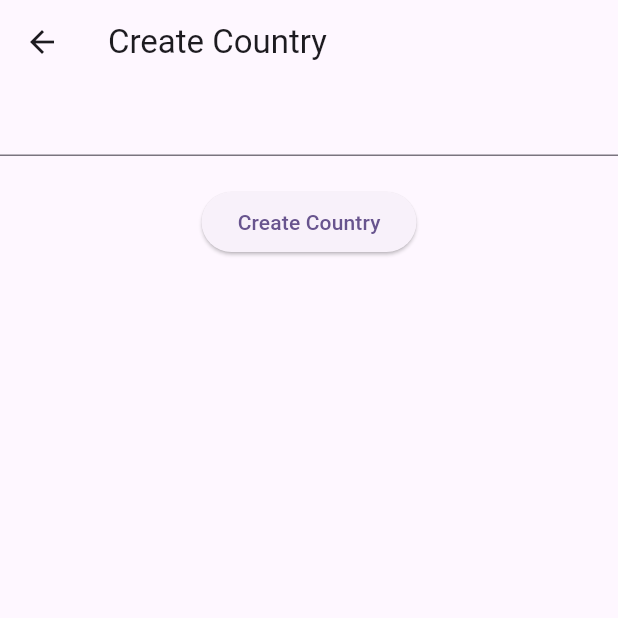
After one commit to MuhammadAliKust/Flutter-B6-V2, a Flutter app: the screen it shows after launch, after a tap on the "add" icon, on a phone screen of 412 x 824 dp, the top half of it. The commit adds this screen. Run offline on Flutter 3.47's test engine with Material 3 defaults, Android fonts, the phone set to English and light mode, and no system bars; our stand-ins replace cloud_firestore, firebase_auth, firebase_core; accounts and stored records are empty.

Commit message:
Country City Done

```diff
--- a/lib/main.dart
+++ b/lib/main.dart
@@ -1,5 +1,6 @@
 import 'package:firebase_core/firebase_core.dart';
 import 'package:flutter/material.dart';
+import 'package:flutter_b6_v2/views/country/get_countries.dart';
 import 'package:flutter_b6_v2/views/create_task.dart';
 import 'package:flutter_b6_v2/views/get_all_task.dart';
 import 'package:flutter_b6_v2/views/login.dart';
@@ -37,7 +38,7 @@ class MyApp extends StatelessWidget {
         colorScheme: ColorScheme.fromSeed(seedColor: Colors.deepPurple),
         useMaterial3: true,
       ),
-      home: LoginView(),
+      home: GetAllCountries(),
     );
   }
 }
--- /dev/null
+++ b/lib/models/country.dart
@@ -0,0 +1,30 @@
+// To parse this JSON data, do
+//
+//     final countryModel = countryModelFromJson(jsonString);
+
+import 'dart:convert';
+
+
+class CountryModel {
+  final String? docId;
+  final String? name;
+  final int? createdAt;
+
+  CountryModel({
+    this.docId,
+    this.name,
+    this.createdAt,
+  });
+
+  factory CountryModel.fromJson(Map<String, dynamic> json) => CountryModel(
+    docId: json["docID"],
+    name: json["name"],
+    createdAt: json["createdAt"],
+  );
+
+  Map<String, dynamic> toJson(String countryID) => {
+    "docID": countryID,
+    "name": name,
+    "createdAt": createdAt,
+  };
+}
--- /dev/null
+++ b/lib/services/country.dart
@@ -0,0 +1,40 @@
+import 'package:cloud_firestore/cloud_firestore.dart';
+import 'package:flutter_b6_v2/models/country.dart';
+
+class CountryServices {
+  String country = "countryCollection";
+
+  ///Create Country
+  Future createCountry(CountryModel model) async {
+    DocumentReference documentReference =
+        FirebaseFirestore.instance.collection(country).doc();
+    return await FirebaseFirestore.instance
+        .collection(country)
+        .doc(documentReference.id)
+        .set(model.toJson(documentReference.id));
+  }
+
+  ///Get All Countries
+  Stream<List<CountryModel>> getAllCountries() {
+    return FirebaseFirestore.instance.collection(country).snapshots().map(
+        (taskList) => taskList.docs
+            .map((taskModel) => CountryModel.fromJson(taskModel.data()))
+            .toList());
+  }
+
+  ///Update Country
+  Future updateCountry(CountryModel model) async {
+    return await FirebaseFirestore.instance
+        .collection(country)
+        .doc(model.docId)
+        .update({'name': model.name});
+  }
+
+  ///Delete Country
+  Future deleteCountry(String docID) async {
+    return await FirebaseFirestore.instance
+        .collection(country)
+        .doc(docID)
+        .delete();
+  }
+}
--- /dev/null
+++ b/lib/views/country/create_country.dart
@@ -0,0 +1,85 @@
+import 'package:firebase_auth/firebase_auth.dart';
+import 'package:flutter/material.dart';
+import 'package:flutter_b6_v2/models/country.dart';
+import 'package:flutter_b6_v2/models/task.dart';
+import 'package:flutter_b6_v2/services/country.dart';
+import 'package:flutter_b6_v2/services/task.dart';
+
+class CreateCountryView extends StatefulWidget {
+  CreateCountryView({super.key});
+
+  @override
+  State<CreateCountryView> createState() => _CreateCountryViewState();
+}
+
+class _CreateCountryViewState extends State<CreateCountryView> {
+  TextEditingController nameController = TextEditingController();
+
+  bool isLoading = false;
+
+  @override
+  Widget build(BuildContext context) {
+    return Scaffold(
+      appBar: AppBar(
+        title: Text("Create Country"),
+      ),
+      body: Column(
+        children: [
+          TextField(
+            controller: nameController,
+          ),
+          SizedBox(
+            height: 20,
+          ),
+          isLoading
+              ? Center(
+                  child: CircularProgressIndicator(),
+                )
+              : ElevatedButton(
+                  onPressed: () async {
+                    if (nameController.text.isEmpty) {
+                      ScaffoldMessenger.of(context).showSnackBar(
+                          SnackBar(content: Text("Name cannot be empty.")));
+                      return;
+                    }
+                    try {
+                      isLoading = true;
+                      setState(() {});
+                      await CountryServices()
+                          .createCountry(CountryModel(
+                              name: nameController.text,
+                              createdAt: DateTime.now().millisecondsSinceEpoch))
+                          .then((val) {
+                        isLoading = false;
+                        setState(() {});
+                        showDialog(
+                            context: context,
+                            builder: (context) {
+                              return AlertDialog(
+                                title: Text("Message"),
+                                content: Text(
+                                    "Country has been created successfully"),
+                                actions: [
+                                  TextButton(
+                                      onPressed: () {
+                                        Navigator.pop(context);
+                                        Navigator.pop(context);
+                                      },
+                                      child: Text("Okay"))
+                                ],
+                              );
+                            });
+                      });
+                    } catch (e) {
+                      isLoading = false;
+                      setState(() {});
+                      ScaffoldMessenger.of(context)
+                          .showSnackBar(SnackBar(content: Text(e.toString())));
+                    }
+                  },
+                  child: Text("Create Country"))
+        ],
+      ),
+    );
+  }
+}
--- /dev/null
+++ b/lib/views/country/get_countries.dart
@@ -0,0 +1,94 @@
+import 'dart:developer';
+
+import 'package:firebase_auth/firebase_auth.dart';
+import 'package:flutter/cupertino.dart';
+import 'package:flutter/material.dart';
+import 'package:flutter_b6_v2/models/country.dart';
+import 'package:flutter_b6_v2/models/task.dart';
+import 'package:flutter_b6_v2/services/country.dart';
+import 'package:flutter_b6_v2/services/task.dart';
+import 'package:flutter_b6_v2/views/city/get_city.dart';
+import 'package:flutter_b6_v2/views/country/create_country.dart';
+import 'package:flutter_b6_v2/views/country/update_country.dart';
+import 'package:flutter_b6_v2/views/create_task.dart';
+import 'package:flutter_b6_v2/views/update_task.dart';
+import 'package:flutter_b6_v2/views/user_profile.dart';
+import 'package:provider/provider.dart';
+
+class GetAllCountries extends StatelessWidget {
+  const GetAllCountries({super.key});
+
+  @override
+  Widget build(BuildContext context) {
+    return Scaffold(
+      appBar: AppBar(
+        title: Text("Get All Countries"),
+      ),
+      floatingActionButton: FloatingActionButton(
+        onPressed: () {
+          Navigator.push(context,
+              MaterialPageRoute(builder: (context) => CreateCountryView()));
+        },
+        child: Icon(Icons.add),
+      ),
+      body: StreamProvider.value(
+        value: CountryServices().getAllCountries(),
+        initialData: [CountryModel()],
+        builder: (context, child) {
+          List<CountryModel> countryList = context.watch<List<CountryModel>>();
+          return ListView.builder(
+              itemCount: countryList.length,
+              itemBuilder: (context, i) {
+                return ListTile(
+                  leading: Icon(Icons.map),
+                  title: Text(countryList[i].name.toString()),
+                  trailing: Row(
+                    mainAxisSize: MainAxisSize.min,
+                    children: [
+                      IconButton(
+                          onPressed: () {
+                            Navigator.push(
+                                context,
+                                MaterialPageRoute(
+                                    builder: (context) => UpdateCountryView(
+                                          model: countryList[i],
+                                        )));
+                          },
+                          icon: Icon(Icons.edit)),
+                      IconButton(
+                        onPressed: () async {
+                          try {
+                            await CountryServices()
+                                .deleteCountry(countryList[i].docId.toString());
+                          } catch (e) {
+                            ScaffoldMessenger.of(context).showSnackBar(
+                                SnackBar(content: Text(e.toString())));
+                          }
+                        },
+                        icon: Icon(
+                          Icons.delete,
+                          color: Colors.red,
+                        ),
+                      ),
+                      IconButton(
+                        onPressed: () async {
+                          Navigator.push(
+                              context,
+                              MaterialPageRoute(
+                                  builder: (context) =>
+                                      GetAllCities(model: countryList[i])));
+                        },
+                        icon: Icon(
+                          Icons.arrow_forward_ios,
+                          color: Colors.red,
+                        ),
+                      ),
+                    ],
+                  ),
+                );
+              });
+        },
+      ),
+    );
+  }
+}
```
Also changed, not shown: lib/models/city.dart (added, +33 -0 lines), lib/services/city.dart (added, +43 -0 lines), lib/views/city/create_city.dart (added, +114 -0 lines), lib/views/city/get_city.dart (added, +84 -0 lines), lib/views/city/update_city.dart (added, +92 -0 lines), lib/views/country/update_country.dart (added, +92 -0 lines).
